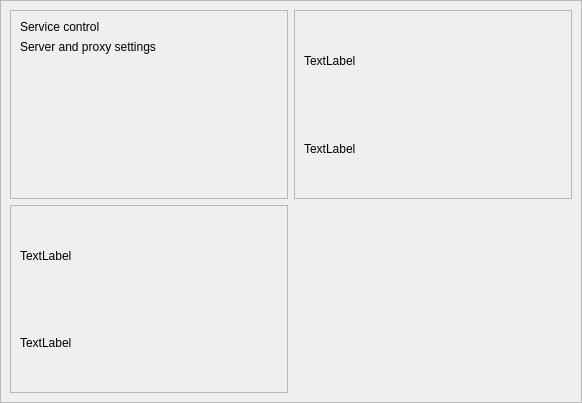
Before: the Qt Designer form Server/Controller/src/Ui/ControlPannel.ui in siisgoo/siisty, drawn with Qt 5.
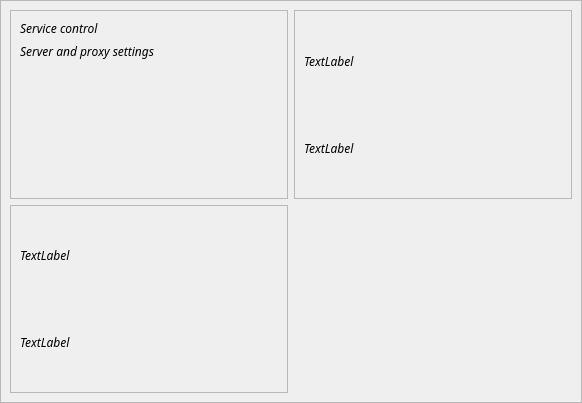
After: the same form once the commit is applied.

Diff of the .ui file:
```diff
--- a/Server/Controller/src/Ui/ControlPannel.ui
+++ b/Server/Controller/src/Ui/ControlPannel.ui
@@ -31,6 +31,12 @@
    </property>
    <item row="0" column="0">
     <widget class="QFrame" name="frame">
+     <property name="font">
+      <font>
+       <family>Anonymous Pro</family>
+       <italic>true</italic>
+      </font>
+     </property>
      <property name="frameShape">
       <enum>QFrame::StyledPanel</enum>
      </property>
```
